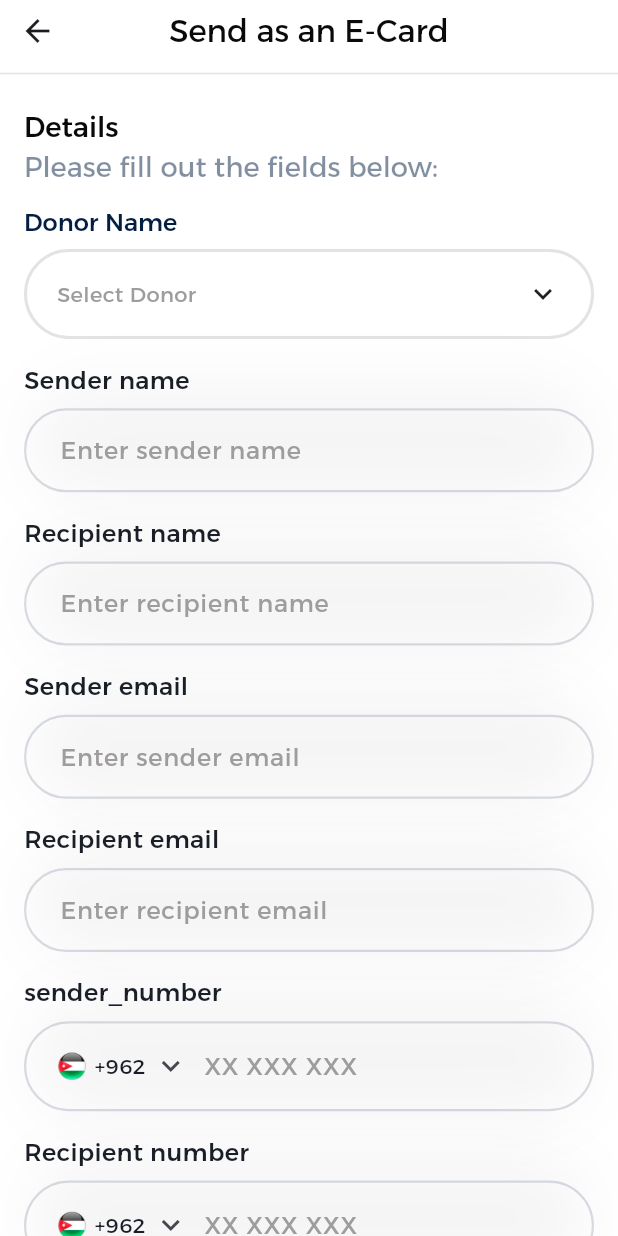
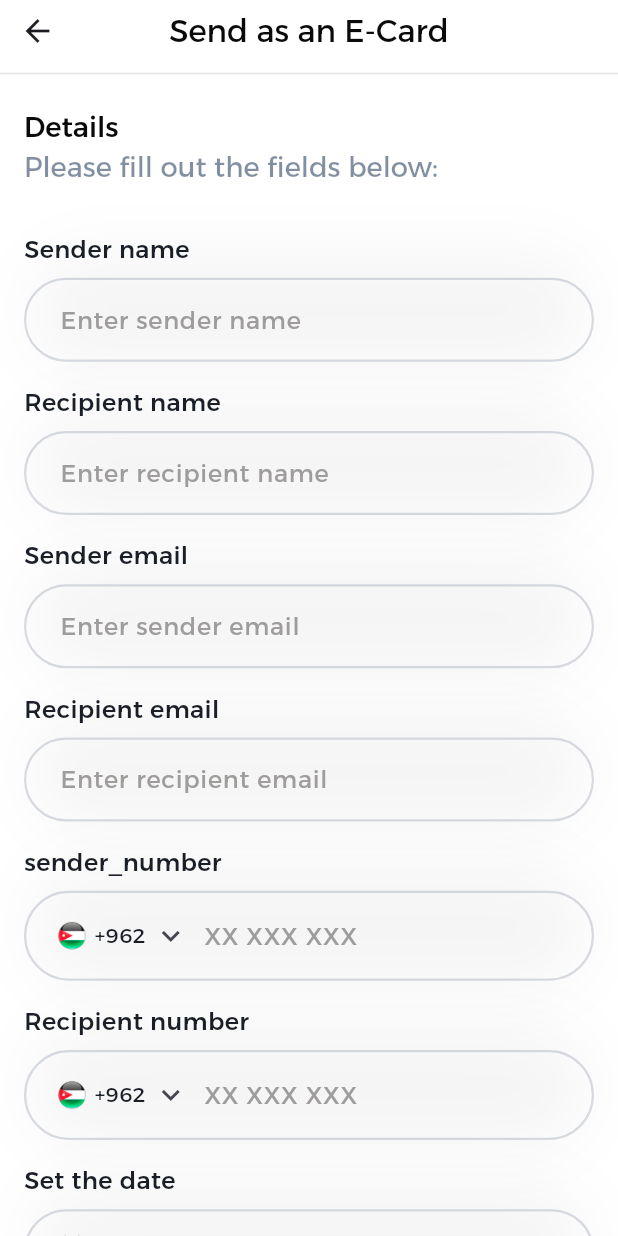
Before and after one commit to 1Mahmoud12/customTUA, a Flutter app: the CardView screen opened directly, on a phone screen of 412 x 824 dp. Run offline on Flutter 3.47's test engine with Material 3 defaults, Android fonts, the phone set to English and light mode, and no system bars; our stand-ins replace awesome_notifications, bloc, cached_network_image, connectivity_plus, dartz, device_info_plus and 24 more; missing offline and left inert: load_switch; accounts and stored records are empty; network calls fail; project files that could hold a hidden picture were left out.

Commit message:
feat: Implement dynamic quick donation and enhance UI
This commit introduces dynamic fetching for quick donation amounts, integrates user donor information into the cart and quick donation views, and includes several UI enhancements and bug fixes.

### Features & Enhancements

-   **Dynamic Quick Donation Amounts:**
    -   The `QuickDonationLookup` model is updated to parse a list of `QuickDonationItem`s from the `lookup` API response.
    -   The `QuickDonationView` and the `DonationBottomPanel` in the donation details now dynamically display donation amount chips based on the fetched data, falling back to a hardcoded list if the data is unavailable.

-   **Donor Selection in Cart & Quick Donation:**
    -   A new `UserInfoCubit` and `GetUserInfoDataSource` are created to fetch a list of the user's associated donors.
    -   `UserInfoCubit` is now provided globally in `my_app.dart` to be available throughout the app on startup.
    -   The `CartView` and `CardView` (Quick Donation payment) now display a dropdown menu (`CustomPopupMenu`) populated with the fetched donor names, allowing the user to select a donor.

### UI/UX Improvements

-   **Volunteering Programs View:**
    -   The error state in `VolunteeringProgramsView` now uses a standardized `EmptyWidget` for a consistent user experience.
    -   A semi-transparent dark overlay is added to the background image of the `VolunteeringBottomCardWidget` to improve text readability.
-   **Donation Details:**
    -   The padding for `ItemOptionsWidget` (amount chips) has been increased for better touchability.
    -   The "Extras" and "Statistics" sections in the `DonationDetailsViewBody` have been temporarily commented out.
-   **General:**
    -   The labels in the `CustomSwitchButton` on the `QuickDonationView` are now properly translated.

### Bug Fixes & Refinements

-   **Donation Program Details:**
    -   Fixes a bug in `DonationProgramDetailsCubit` where a hardcoded ID was used. The cubit now correctly uses the `id` passed to `fetchDonationProgramById`.
-   **Add to Cart:**
    -   The error message for adding an empty list of items to the cart is now a localizable key (`no_items_selected`) instead of a hardcoded string.
-   **Localization:**
    -   New translation keys for `download` and `no_items_selected` have been added to `en-US.json` and `ar-SA.json`.

```diff
--- a/assets/translation/ar-SA.json
+++ b/assets/translation/ar-SA.json
@@ -344,7 +344,7 @@
   "please_select_end_date": "يرجى اختيار تاريخ الانتهاء",
   "please_enter_message": "يرجى إدخال الرسالة",
   "please_enter_e_card_id": "يرجى إدخال رقم بطاقة التهنئة (E-Card)",
-  "campaign_created_successfully": "تم إنشاء الحملة بنجاح",
+  "campaign_created_successfully": "تم إن  \"no_items_selected\": \"لم يتم اختيار أي عناصر\"\nشاء الحملة بنجاح",
   "enter_your_message": "أدخل رسالتك",
   "connection_timeout": "انتهت مهلة الاتصال. حاول مرة أخرى.",
   "send_timeout": "انتهت مهلة إرسال الطلب. حاول مرة أخرى.",
@@ -359,5 +359,7 @@
   "server_error_message": "خطأ في الخادم: {}",
   "choose_donation_type": "اختر نوع التبرع",
   "select_donation_type": "من فضلك اختر نوع التبرع",
+  "download": "تنزيل",
+  "no_items_selected": "لم يتم اختيار أي عناصر",
   "": ""
 }
--- a/assets/translation/en-US.json
+++ b/assets/translation/en-US.json
@@ -357,5 +357,7 @@
   "server_error_message": "Server error: {}",
   "choose_donation_type": "Choose donation type",
   "select_donation_type": "Please select a donation type",
+  "download": "Download",
+  "no_items_selected": "No items selected",
   "": ""
 }
--- a/lib/feature/cart/view/managers/add_cart_item/add_cart_item_cubit.dart
+++ b/lib/feature/cart/view/managers/add_cart_item/add_cart_item_cubit.dart
@@ -13,7 +13,7 @@ class AddCartItemCubit extends Cubit<AddCartItemState> {
 
   Future<void> addCartItems(List<AddCartItemParms> params) async {
     if (params.isEmpty) {
-      emit(AddCartItemFailure('No items selected'));
+      emit(AddCartItemFailure('no_items_selected'));
       return;
     }
 
--- a/lib/feature/donations/view/manager/donation_program_details_cubit.dart
+++ b/lib/feature/donations/view/manager/donation_program_details_cubit.dart
@@ -12,7 +12,7 @@ class DonationProgramDetailsCubit extends Cubit<DonationProgramDetailsState> {
 
   Future<void> fetchDonationProgramById(int id) async {
     emit(DonationProgramDetailsLoading());
-    final result = await dataSource.getDonationProgramById(22);
+    final result = await dataSource.getDonationProgramById(id);
 
     result.fold(
       (failure) =>
--- a/lib/feature/donationsDetails/view/presentation/widgets/donation_details_view_body.dart
+++ b/lib/feature/donationsDetails/view/presentation/widgets/donation_details_view_body.dart
@@ -56,9 +56,9 @@ class _DonationDetailsViewBodyState extends State<DonationDetailsViewBody> {
                             setState(() => selectedCurrency = curr);
                           },
                         ),
-                      const DonationExtrasSection(),
-                      const SizedBox(height: 10),
-                      DonationStatisticsSection(detailsModel: widget.detailsModel),
+                      // const DonationExtrasSection(),
+                      // const SizedBox(height: 10),
+                      // DonationStatisticsSection(detailsModel: widget.detailsModel),
                     ],
                   ),
                 ),
--- a/lib/feature/donationsDetails/view/presentation/widgets/item_option_widget.dart
+++ b/lib/feature/donationsDetails/view/presentation/widgets/item_option_widget.dart
@@ -29,7 +29,7 @@ class ItemOptionsWidget extends StatelessWidget {
         onTap(option);
       },
       child: Container(
-        padding: const EdgeInsets.symmetric(horizontal: 12, vertical: 9),
+        padding: const EdgeInsets.symmetric(horizontal: 20, vertical: 9),
         decoration: BoxDecoration(
           color: isSelected
               ? AppColors.cP50.withOpacity(0.1) // subtle background when selected
--- a/lib/feature/quickDonation/view/presentation/card_view.dart
+++ b/lib/feature/quickDonation/view/presentation/card_view.dart
@@ -1,5 +1,6 @@
 import 'package:easy_localization/easy_localization.dart';
 import 'package:flutter/material.dart';
+import 'package:flutter_bloc/flutter_bloc.dart';
 import 'package:flutter_svg/flutter_svg.dart';
 import 'package:intl/intl.dart';
 import 'package:tua/core/component/buttons/custom_text_button.dart';
@@ -18,6 +19,9 @@ import 'package:tua/feature/campagin/view/presentation/widgets/select_card_widge
 import 'package:tua/feature/common/data/dataSource/e_card_data_source.dart';
 import 'package:tua/feature/sponsorship/view/presentation/widgets/date_picker_dialog.dart';
 import 'package:tua/feature/sponsorship/view/presentation/widgets/phone_field_widget.dart';
+
+import '../../../cart/view/managers/get_user_info/get_user_info_cubit.dart';
+import '../../../cart/view/managers/get_user_info/get_user_info_state.dart';
 
 class CardView extends StatefulWidget {
   final String? amount;
@@ -285,17 +289,17 @@ class _CardViewState extends State<CardView> {
                             ),
                           ],
                         ),
-                        CustomPopupMenu(
-                          nameField: 'donor_name',
-                          selectedItem: DropDownModel(
-                            name: 'select_donor',
-                            value: -1,
-                          ),
-                          items: [
-                            DropDownModel(name: 'donor_name', value: 1),
-                            DropDownModel(name: 'donor_name2', value: 2),
-                            DropDownModel(name: 'donor_name3', value: 3),
-                          ],
+                        BlocBuilder<UserInfoCubit, GetUserInfoState>(
+                          builder: (context, state) {
+                            final cubit = context.read<UserInfoCubit>();
+                            return cubit.users.isNotEmpty
+                                ? CustomPopupMenu(
+                              nameField: 'select_donor',
+                              selectedItem: DropDownModel(name: cubit.users.first.name, value: cubit.users.first.id),
+                              items: cubit.users.map((e) => DropDownModel(name: e.name, value: e.id)).toList(),
+                            )
+                                : const SizedBox();
+                          },
                         ),
                         CustomTextFormField(
                           controller: _senderNameController,
--- a/lib/feature/volunteeringPrograms/view/presentation/widgets/volunteering_bottom_card_widget.dart
+++ b/lib/feature/volunteeringPrograms/view/presentation/widgets/volunteering_bottom_card_widget.dart
@@ -22,7 +22,10 @@ class VolunteeringBottomCardWidget extends StatelessWidget {
         ? DecorationImage(
       image: NetworkImage(thirdItem!.image!),
       fit: BoxFit.cover,
-    )
+      colorFilter: ColorFilter.mode(
+        AppColors.cP50.withValues(alpha: .5),
+        BlendMode.darken,
+    ))
         : const DecorationImage(
       image: AssetImage(AppImages.backgroundDownloadAndApply),
       fit: BoxFit.cover,
```
Also changed, not shown: lib/feature/cart/view/presentation/cart_view_body.dart (+5 -5 lines), lib/feature/common/data/models/lookup_model.dart (+48 -6 lines), lib/feature/donationsDetails/view/presentation/widgets/donation_bottom_panel.dart (+13 -1 lines), lib/feature/quickDonation/view/presentation/quick_donation_view.dart (+9 -9 lines), lib/feature/volunteeringPrograms/view/presentation/volunteering_programs_view.dart (+11 -10 lines), lib/my_app.dart (+10 -6 lines).
